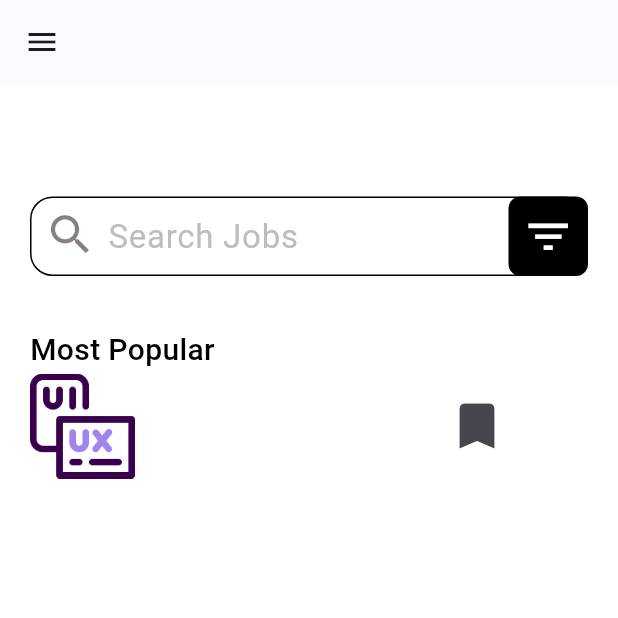
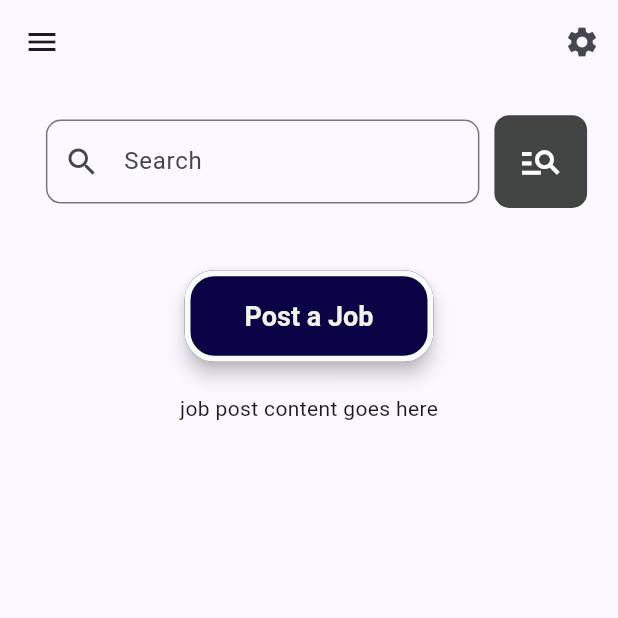
Before and after one commit to Sanuda3088/Madhack, a Flutter app: the screen it shows after launch, on a phone screen of 412 x 824 dp, the top half of it. Run offline on Flutter 3.47's test engine with Material 3 defaults, Android fonts, the phone set to English and light mode, and no system bars; our stand-ins replace carousel_slider, firebase_core; missing offline and left inert: dart:ffi; accounts and stored records are empty.

Commit message:
employer home page added

```diff
--- a/lib/Applicant/components/drawerview.dart
+++ b/lib/Applicant/components/drawerview.dart
@@ -1,8 +1,6 @@
 import 'package:flutter/material.dart';
-
 import 'Add Eductaion.dart';
 import 'Add Work Experience.dart';
-import 'MyGlobals.dart';
 import 'user info.dart';
 
 class drawermenu extends StatefulWidget {
--- /dev/null
+++ b/lib/Employer/homepage.dart
@@ -0,0 +1,138 @@
+import 'package:flutter/material.dart';
+import 'package:jobfinder/Applicant/components/drawerview.dart';
+import 'package:jobfinder/globals.dart';
+
+class EmployerHomePage extends StatefulWidget {
+  const EmployerHomePage({super.key});
+
+  @override
+  State<EmployerHomePage> createState() => _EmployerHomePageState();
+}
+
+class _EmployerHomePageState extends State<EmployerHomePage> {
+  final TextEditingController _searchController = TextEditingController();
+  late double width;
+  late double height;
+
+  @override
+  Widget build(BuildContext context) {
+    width = MediaQuery.of(context).size.width;
+    height = MediaQuery.of(context).size.height;
+    return Scaffold(
+      appBar: AppBar(
+        actions: [
+          IconButton(
+            onPressed: () {
+              /*
+              Navigator.push(
+                context,
+                MaterialPageRoute(
+                  builder: (context) => const DrawerView(),
+                ),
+              );*/
+            },
+            icon: const Icon(Icons.settings),
+          ),
+        ],
+      ),
+      drawer: Drawer(
+        child: ListView(
+          children: const <Widget>[
+            DrawerHeader(
+              decoration: BoxDecoration(
+                color: Colors.blue,
+              ),
+              child: Text(
+                'Employer',
+                style: TextStyle(
+                  color: Colors.white,
+                  fontSize: 24,
+                ),
+              ),
+            ),
+            ListTile(
+              leading: Icon(Icons.home),
+              title: Text('Home'),
+            ),
+            ListTile(
+              leading: Icon(Icons.person),
+              title: Text('Profile'),
+            ),
+            ListTile(
+              leading: Icon(Icons.settings),
+              title: Text('Settings'),
+            ),
+            ListTile(
+              leading: Icon(Icons.logout),
+              title: Text('Logout'),
+            ),
+          ],
+        ),
+      ),
+      body: SingleChildScrollView(
+        child: Center(
+          child: Padding(
+            padding: EdgeInsets.only(
+              left: height * 0.025,
+              right: height * 0.025,
+            ),
+            child: Column(
+              mainAxisAlignment: MainAxisAlignment.spaceAround,
+              children: [
+                SizedBox(
+                  height: height * 0.25,
+                  child: Column(
+                    mainAxisAlignment: MainAxisAlignment.spaceAround,
+                    children: [
+                      Row(
+                        mainAxisAlignment: MainAxisAlignment.spaceBetween,
+                        crossAxisAlignment: CrossAxisAlignment.center,
+                        children: [
+                          Expanded(
+                            child: Padding(
+                              padding: const EdgeInsets.only(
+                                right: 10.0,
+                                left: 10.0,
+                              ),
+                              child: TextFormField(
+                                controller: _searchController,
+                                obscureText: true,
+                                decoration: textFieldDecoration(
+                                  labelText: 'Search',
+                                  hintText: 'Search',
+                                  prefixIcon: const Icon(Icons.search),
+                                ),
+                              ),
+                            ),
+                          ),
+                          Container(
+                            height: height * 0.075,
+                            width: width * 0.15,
+                            decoration: BoxDecoration(
+                              color: const Color.fromARGB(255, 66, 67, 67),
+                              borderRadius: BorderRadius.circular(10),
+                            ),
+                            child: IconButton(
+                              onPressed: () {},
+                              icon: const Icon(
+                                Icons.manage_search_outlined,
+                                color: Colors.white,
+                                size: 30,
+                              ),
+                            ),
+                          ),
+                        ],
+                      ),
+                      elevatedButton(text: 'Post a Job', onPressed: () {})
+                    ],
+                  ),
+                ),
+                const Text('job post content goes here'),
+              ],
+            ),
+          ),
+        ),
+      ),
+    );
+  }
+}
--- /dev/null
+++ b/lib/globals.dart
@@ -0,0 +1,56 @@
+
+import 'package:flutter/material.dart';
+
+class MyWidget extends StatelessWidget {
+  const MyWidget({super.key});
+
+  @override
+  Widget build(BuildContext context) {
+    return const Placeholder();
+  }
+}
+
+
+//textfield decoration
+InputDecoration textFieldDecoration({required String labelText, required String hintText, required Icon prefixIcon}) {
+  return InputDecoration(
+    labelText: labelText,
+    hintText: hintText,
+    prefixIcon: prefixIcon,
+    border: OutlineInputBorder(
+      borderRadius: BorderRadius.circular(10),
+    ),
+    focusedBorder: OutlineInputBorder(
+      borderSide: const BorderSide(color: Colors.blue, width: 2.0),
+      borderRadius: BorderRadius.circular(10),
+    ),
+  );
+}
+
+ElevatedButton elevatedButton({required String text, required Function()? onPressed}) {
+  return ElevatedButton(
+    onPressed: onPressed,
+    style: ElevatedButton.styleFrom(
+              foregroundColor: const Color.fromARGB(255, 243, 242, 234),
+              backgroundColor: const Color.fromARGB(255, 10, 4, 70),
+              padding: const EdgeInsets.only(
+                top: 20,
+                bottom: 20,
+                left: 40,
+                right: 40,),
+              textStyle: const TextStyle(
+                fontSize: 18,
+                fontWeight: FontWeight.bold,
+              ),
+              elevation: 5,
+              side: const BorderSide(
+                color: Color.fromARGB(255, 249, 252, 251),
+                width: 4,
+              ),
+              shape: RoundedRectangleBorder(
+                borderRadius: BorderRadius.circular(20),
+              ),
+            ),
+    child: Text(text),
+  );
+}
--- a/lib/main.dart
+++ b/lib/main.dart
@@ -1,8 +1,10 @@
 import 'package:firebase_core/firebase_core.dart';
 import 'package:flutter/material.dart';
-import 'package:jobfinder/Applicant/homeScreen.dart';
+
 import 'package:jobfinder/Controllers/firebase_options.dart';
-import 'package:jobfinder/Controllers/splashscreen.dart';
+
+import 'package:jobfinder/Employer/homepage.dart';
+
 
 void main() async {
   WidgetsFlutterBinding.ensureInitialized();
@@ -19,13 +21,13 @@ class MyApp extends StatelessWidget {
   @override
   Widget build(BuildContext context) {
     return MaterialApp(
-      title: 'Flutter Demo',
+      debugShowCheckedModeBanner: false,
       theme: ThemeData(
         colorScheme: ColorScheme.fromSeed(
             seedColor: const Color.fromARGB(255, 1, 20, 159)),
         useMaterial3: true,
       ),
-      home: const HomeScreen(),
+      home: const EmployerHomePage(),
     );
   }
 }
```
Also changed, not shown: lib/Employer/loginPage.dart (+213 -0 lines), lib/Employer/signUpPage.dart (+228 -0 lines).
